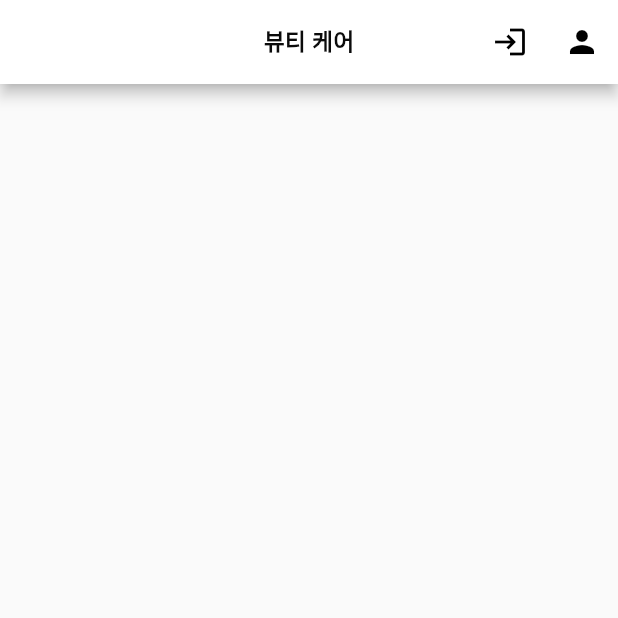
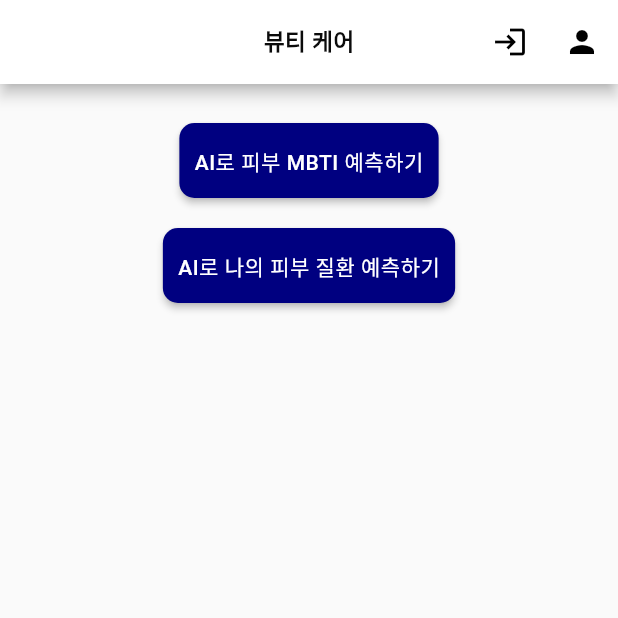
Before and after one commit to metasoft-official/beautycare-kiosk, a Flutter app: the screen it shows after launch, on a phone screen of 412 x 824 dp, the top half of it. Run offline on Flutter 3.47's test engine with Material 2 defaults, Android fonts, the phone set to English and light mode, and no system bars; our stand-ins replace dio, flutter_hooks, flutter_secure_storage, freezed_annotation, go_router, hooks_riverpod and 1 more; generated files the repository leaves out were written again; Roboto replaces fonts that are missing (Kufam, NotoSansKR).

Commit message:
style: 메인페이지 버튼 수정, 로그인 화면에서 회원가입 페이지 연결

```diff
--- a/lib/common/layout/home_page.dart
+++ b/lib/common/layout/home_page.dart
@@ -29,9 +29,11 @@ class HomePage extends StatelessWidget {
           ),
         ],
       ),
-      body: Column(
+      body: Padding(
+        padding: const EdgeInsets.all(16.0),
+        child: Column(
           children: [
-          Row(
+            Column(
               mainAxisAlignment: MainAxisAlignment.center,
               children: [
                 // const SizedBox(height: 20),
@@ -39,10 +41,34 @@ class HomePage extends StatelessWidget {
                 //   onPressed: () => context.pushNamed('survey'),
                 //   child: const Text('설문조사'),
                 // ),
+
+                Container(
+                  margin: EdgeInsets.fromLTRB(0, 10, 0, 10),
+                  child: Row(
+                      mainAxisAlignment: MainAxisAlignment.center,
+                      children: [
+                        ElevatedButton(
+                          onPressed: () => context.pushNamed('survey'),
+                          child: const Text('AI로 피부 MBTI 예측하기'),
+                        ),
+                      ]),
+                ),
+                Container(
+                  margin: EdgeInsets.fromLTRB(0, 10, 0, 10),
+                  child: Row(
+                      mainAxisAlignment: MainAxisAlignment.center,
+                      children: [
+                        ElevatedButton(
+                          onPressed: () => context.pushNamed('survey'),
+                          child: const Text('AI로 나의 피부 질환 예측하기'),
+                        ),
+                      ]),
+                ),
               ],
             ),
           ],
         ),
+      ),
     );
   }
 }
--- a/lib/common/layout/login_page.dart
+++ b/lib/common/layout/login_page.dart
@@ -1,6 +1,7 @@
 import 'package:flutter/material.dart';
 import 'package:hooks_riverpod/hooks_riverpod.dart';
 import 'package:flutter_secure_storage/flutter_secure_storage.dart';
+import 'package:go_router/go_router.dart';
 
 import '../provider/login_provider.dart';
 import '../style/app_button_theme.dart';
@@ -152,12 +153,7 @@ class _SignInPageState extends ConsumerState<SignInPage> {
                       margin: EdgeInsets.fromLTRB(0, 5, 0, 0),
                       child: ElevatedButton(
                         style: AppButtonTheme.basicElevatedButtonTheme,
-                        onPressed: () {
-                          ref.read(userNotifierProvider.notifier).login(
-                                _usernameController.text,
-                                _passwordController.text,
-                              );
-                        },
+                        onPressed: () => context.pushNamed('register'),
                         child: Text('회원가입'),
                       ),
                     )
```
Lines whose indentation alone changed are shown as unchanged.
